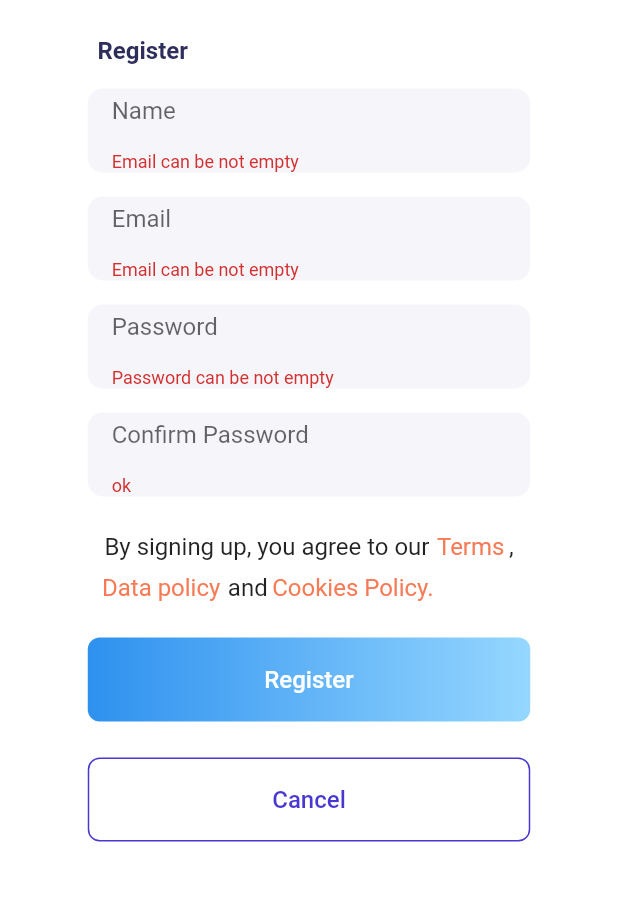
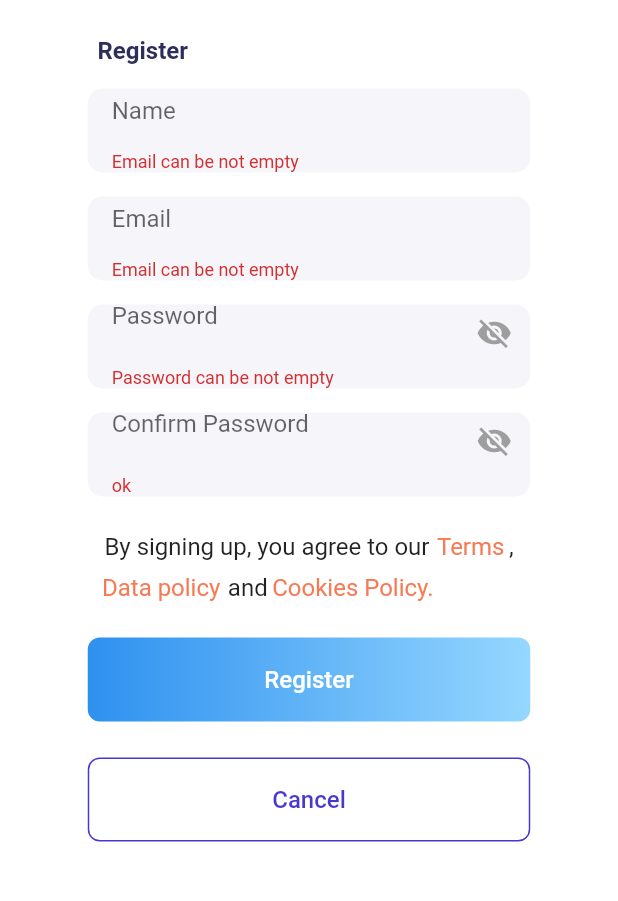
Before and after one commit to Abdulrahman160/my_final_progict, a Flutter app: the screen it shows after launch, after a tap on "Register", on a phone screen of 412 x 824 dp, the part 270-1171 px from its top. Run offline on Flutter 3.47's test engine with Material 2 defaults, Android fonts, the phone set to English and light mode, and no system bars; our stand-ins replace shared_preferences.

Commit message:
show password and hide

```diff
--- a/lib/view/Login.dart
+++ b/lib/view/Login.dart
@@ -3,6 +3,7 @@ import 'package:shared_preferences/shared_preferences.dart';
 import '../conset.dart';
 import '../widget/Container_Button_Color.dart';
 import '../widget/Text_From_Filed.dart';
+import '../widget/cusstom_password_field.dart';
 import 'Sign_Up/SignUp_View.dart';
 import 'forget_password/Enter_Email.dart';
 
@@ -20,6 +21,7 @@ class _LoginViewState extends State<LoginView> {
   String? email;
   String? password;
   bool keepUserLogIn = false;
+  TextEditingController passwordController =TextEditingController();
 
   @override
   Widget build(BuildContext context) {
@@ -81,7 +83,8 @@ class _LoginViewState extends State<LoginView> {
                   SizedBox(
                     height: 16,
                   ),
-                  ContainerView(
+                  PasswordTextField(
+                    controller: passwordController,
                     keyboardType: TextInputType.emailAddress,
                     text: 'Password',
                     onchange: (String value) {
--- a/lib/view/Personalization.dart
+++ b/lib/view/Personalization.dart
@@ -141,7 +141,6 @@ class _PersonalizationViewState extends State<PersonalizationView> {
                       height: 12,
                     ),
                     ContainerView(
-
                       keyboardType: TextInputType.datetime,
                       onchange: (value) {
                         date = value;
--- a/lib/view/Sign_Up/SignUp_View.dart
+++ b/lib/view/Sign_Up/SignUp_View.dart
@@ -5,6 +5,7 @@ import '../../conset.dart';
 import '../../widget/Container_Button_Color.dart';
 import '../../widget/Container_Button_nonColor.dart';
 import '../../widget/Text_From_Filed.dart';
+import '../../widget/cusstom_password_field.dart';
 import '../Login.dart';
 
 class SignUpView extends StatefulWidget {
@@ -20,6 +21,10 @@ class _SignUpViewState extends State<SignUpView> {
   String? password;
   String? name;
   String? ConfirmPassword;
+  TextEditingController passwordController =TextEditingController();
+
+
+
 
   @override
   Widget build(BuildContext context) {
@@ -93,7 +98,7 @@ class _SignUpViewState extends State<SignUpView> {
                 SizedBox(
                   height: 16,
                 ),
-                ContainerView(
+                PasswordTextField(
                   keyboardType: TextInputType.emailAddress,
                   text: 'Password',
                   onchange: (String value) {
@@ -107,12 +112,13 @@ class _SignUpViewState extends State<SignUpView> {
                     } else {
                       return null;
                     }
-                  },
+                  }, controller: passwordController,
                 ),
                 SizedBox(
                   height: 16,
                 ),
-                ContainerView(
+                PasswordTextField(
+                  controller: passwordController,
                  keyboardType: TextInputType.emailAddress,
                   text: 'Confirm Password',
                   onchange: (String value) {
--- /dev/null
+++ b/lib/widget/cusstom_password_field.dart
@@ -0,0 +1,70 @@
+import 'package:flutter/material.dart';
+
+import '../conset.dart';
+
+class PasswordTextField extends StatefulWidget {
+  const PasswordTextField({
+    Key? key,
+
+    required this.text,
+    required this.keyboardType,
+    required this.onchange,
+    this.validator,
+    required this.controller,
+  }) : super(key: key);
+
+  final TextEditingController controller;
+  final String text;
+  final TextInputType? keyboardType;
+  final ValueChanged<String>? onchange;
+  final FormFieldValidator<String>? validator;
+  @override
+  State<PasswordTextField> createState() => _PasswordTextFieldState();
+}
+
+class _PasswordTextFieldState extends State<PasswordTextField> {
+
+  var obscureText =true;
+  @override
+  Widget build(BuildContext context) {
+
+    return Center(
+      child: Container(
+        height: 56,
+        width: 295,
+        decoration: BoxDecoration(
+          color: Color(0xffF5F5FA),
+          borderRadius: BorderRadius.circular(10),
+        ),
+        child: Padding(
+            padding: EdgeInsets.only(left: 16, top: 4),
+            child: TextFormField(
+              controller: widget.controller,
+              obscureText: obscureText,
+              keyboardType: widget.keyboardType,
+              textAlign: TextAlign.start,
+              decoration: InputDecoration(
+                suffixIcon: GestureDetector(
+                    onTap: () {
+                      setState(() {
+                        obscureText = !obscureText;
+                      });
+                    },
+                    child:  obscureText ?Icon(Icons.visibility_off, color: Colors.grey,):
+                    Icon(Icons.visibility, color:containerNonBorderColor1,)
+                ),
+                hintText: widget.text,
+                helperStyle: TextStyle(
+                    color: hintTextColor.withOpacity(0.01),
+                    fontWeight: FontWeight.w500,
+                    fontSize: 16),
+                border: InputBorder.none,
+              ),
+              onChanged: widget.onchange,
+              validator: widget.validator,
+            )
+        ),
+      ),
+    );
+  }
+}
```
